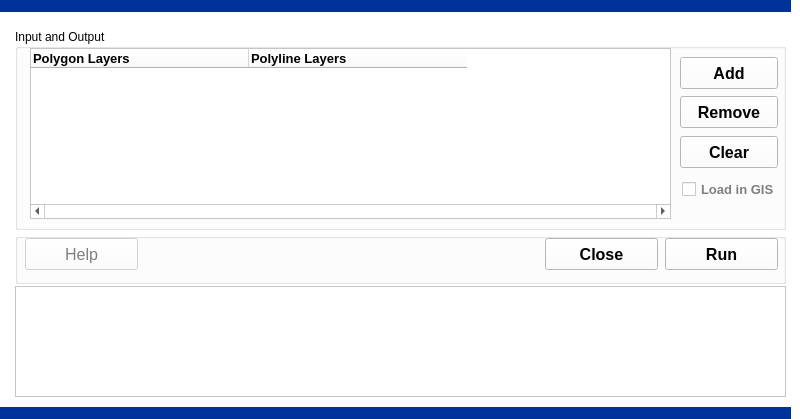
Qt form 3VectorProcessing/2PolygonToPolylines/polygontopolylines.ui (leonard-psu/PIHMgis) before a commit.
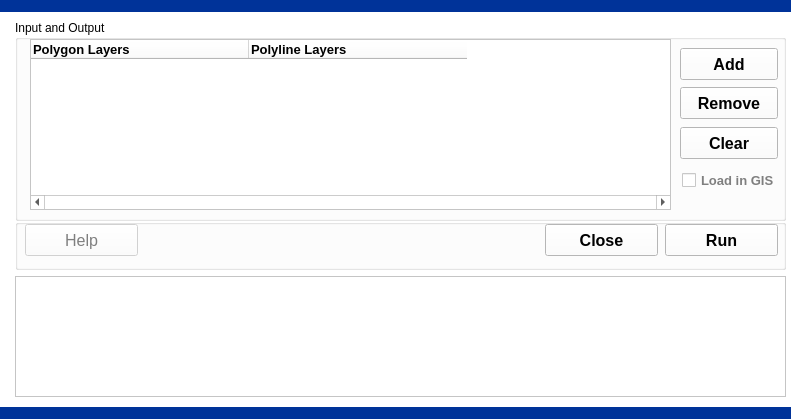
The same form after that commit.

```diff
--- a/3VectorProcessing/2PolygonToPolylines/polygontopolylines.ui
+++ b/3VectorProcessing/2PolygonToPolylines/polygontopolylines.ui
@@ -7,9 +7,21 @@
     <x>0</x>
     <y>0</y>
     <width>800</width>
-    <height>419</height>
+    <height>420</height>
    </rect>
   </property>
+  <property name="minimumSize">
+   <size>
+    <width>800</width>
+    <height>420</height>
+   </size>
+  </property>
+  <property name="maximumSize">
+   <size>
+    <width>800</width>
+    <height>420</height>
+   </size>
+  </property>
   <property name="palette">
    <palette>
     <active>
@@ -437,9 +449,9 @@
    <property name="geometry">
     <rect>
      <x>15</x>
-     <y>286</y>
+     <y>276</y>
      <width>771</width>
-     <height>111</height>
+     <height>121</height>
     </rect>
    </property>
    <property name="font">
@@ -1347,7 +1359,7 @@
    <property name="geometry">
     <rect>
      <x>15</x>
-     <y>29</y>
+     <y>20</y>
      <width>771</width>
      <height>201</height>
     </rect>
@@ -1561,7 +1573,7 @@
    <property name="geometry">
     <rect>
      <x>15</x>
-     <y>233</y>
+     <y>219</y>
      <width>771</width>
      <height>51</height>
     </rect>
```
